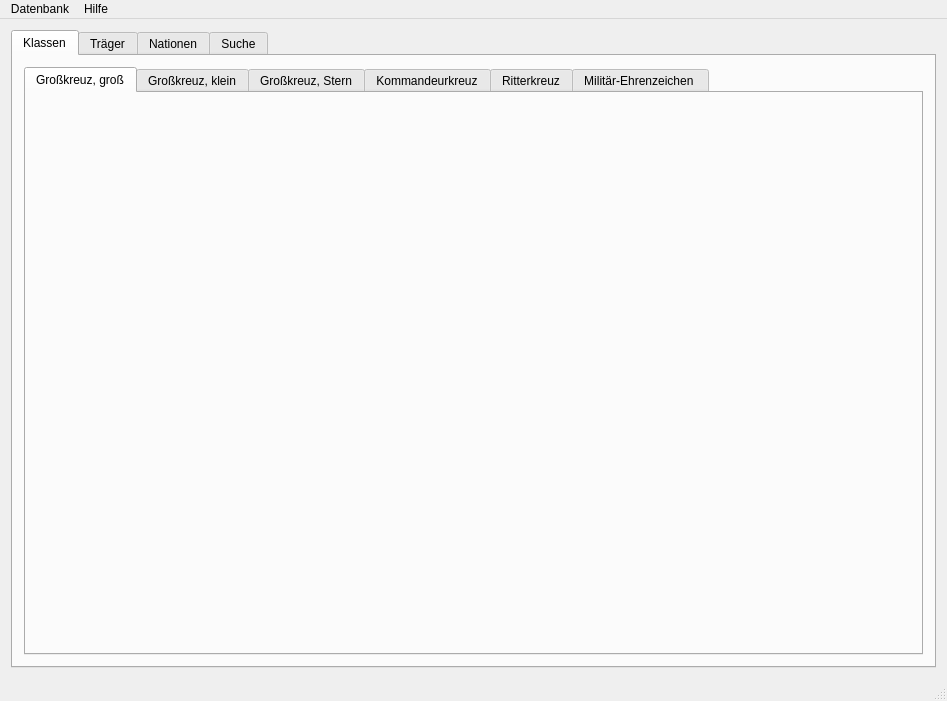
First picture: the form in mmjodb.ui, repository TecStylos/MMJODB, before the edit.
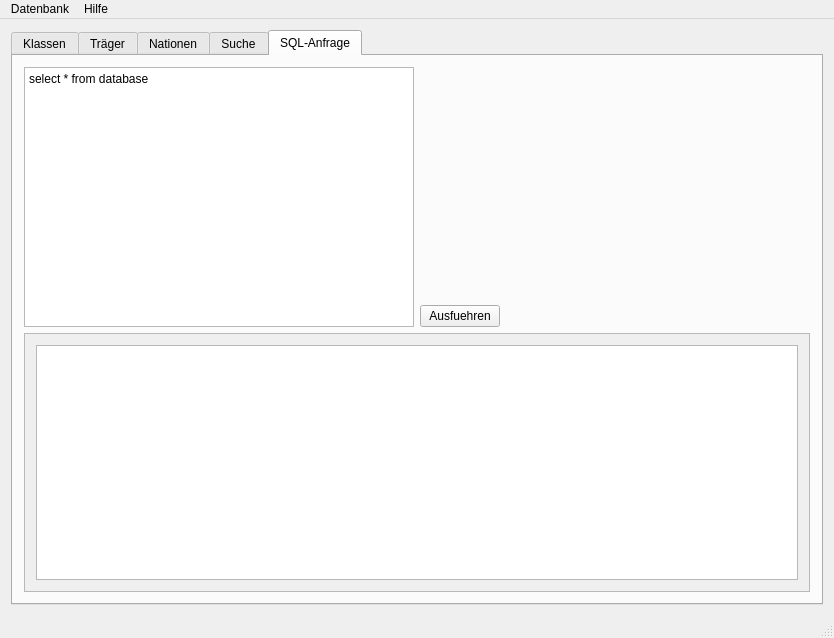
Second picture: the form after the edit.

Commit message: Working database :D

What changed in the file:
```diff
--- a/mmjodb.ui
+++ b/mmjodb.ui
@@ -6,8 +6,8 @@
    <rect>
     <x>0</x>
     <y>0</y>
-    <width>947</width>
-    <height>701</height>
+    <width>834</width>
+    <height>638</height>
    </rect>
   </property>
   <property name="windowTitle">
@@ -15,10 +15,10 @@
   </property>
   <widget class="QWidget" name="centralWidget">
    <layout class="QGridLayout" name="gridLayout">
-    <item row="0" column="0">
+    <item row="1" column="0">
      <widget class="QTabWidget" name="tabWidget">
       <property name="currentIndex">
-       <number>0</number>
+       <number>4</number>
       </property>
       <widget class="QWidget" name="tab_klassen">
        <attribute name="title">
@@ -79,6 +79,90 @@
         <string>Suche</string>
        </attribute>
       </widget>
+      <widget class="QWidget" name="tabSQLQuery">
+       <attribute name="title">
+        <string>SQL-Anfrage</string>
+       </attribute>
+       <layout class="QGridLayout" name="gridLayout_10">
+        <item row="0" column="1">
+         <layout class="QGridLayout" name="gridLayout_8">
+          <item row="1" column="0">
+           <spacer name="verticalSpacer">
+            <property name="orientation">
+             <enum>Qt::Orientation::Vertical</enum>
+            </property>
+            <property name="sizeHint" stdset="0">
+             <size>
+              <width>20</width>
+              <height>40</height>
+             </size>
+            </property>
+           </spacer>
+          </item>
+          <item row="2" column="1">
+           <spacer name="horizontalSpacer_3">
+            <property name="orientation">
+             <enum>Qt::Orientation::Horizontal</enum>
+            </property>
+            <property name="sizeHint" stdset="0">
+             <size>
+              <width>40</width>
+              <height>20</height>
+             </size>
+            </property>
+           </spacer>
+          </item>
+          <item row="2" column="0">
+           <widget class="QPushButton" name="buttonRunSQLQuery">
+            <property name="text">
+             <string>Ausfuehren</string>
+            </property>
+           </widget>
+          </item>
+          <item row="0" column="0">
+           <widget class="QLabel" name="labelSQLError">
+            <property name="text">
+             <string/>
+            </property>
+           </widget>
+          </item>
+         </layout>
+        </item>
+        <item row="0" column="0">
+         <widget class="QPlainTextEdit" name="textEditSQLQuery">
+          <property name="plainText">
+           <string>select * from database</string>
+          </property>
+         </widget>
+        </item>
+        <item row="1" column="0" colspan="2">
+         <widget class="QScrollArea" name="scrollArea">
+          <property name="widgetResizable">
+           <bool>true</bool>
+          </property>
+          <widget class="QWidget" name="scrollAreaWidgetContents">
+           <property name="geometry">
+            <rect>
+             <x>0</x>
+             <y>0</y>
+             <width>792</width>
+             <height>259</height>
+            </rect>
+           </property>
+           <layout class="QGridLayout" name="gridLayout_9">
+            <item row="0" column="0">
+             <layout class="QGridLayout" name="gridLayout_11">
+              <item row="0" column="0">
+               <widget class="QTableWidget" name="tableSQLOutput"/>
+              </item>
+             </layout>
+            </item>
+           </layout>
+          </widget>
+         </widget>
+        </item>
+       </layout>
+      </widget>
      </widget>
     </item>
    </layout>
@@ -88,7 +172,7 @@
     <rect>
      <x>0</x>
      <y>0</y>
-     <width>947</width>
+     <width>834</width>
      <height>21</height>
     </rect>
    </property>
```
Left out of the diff: 45 changed lines with no effect on the pictures. The commit also changes 23 other files.
